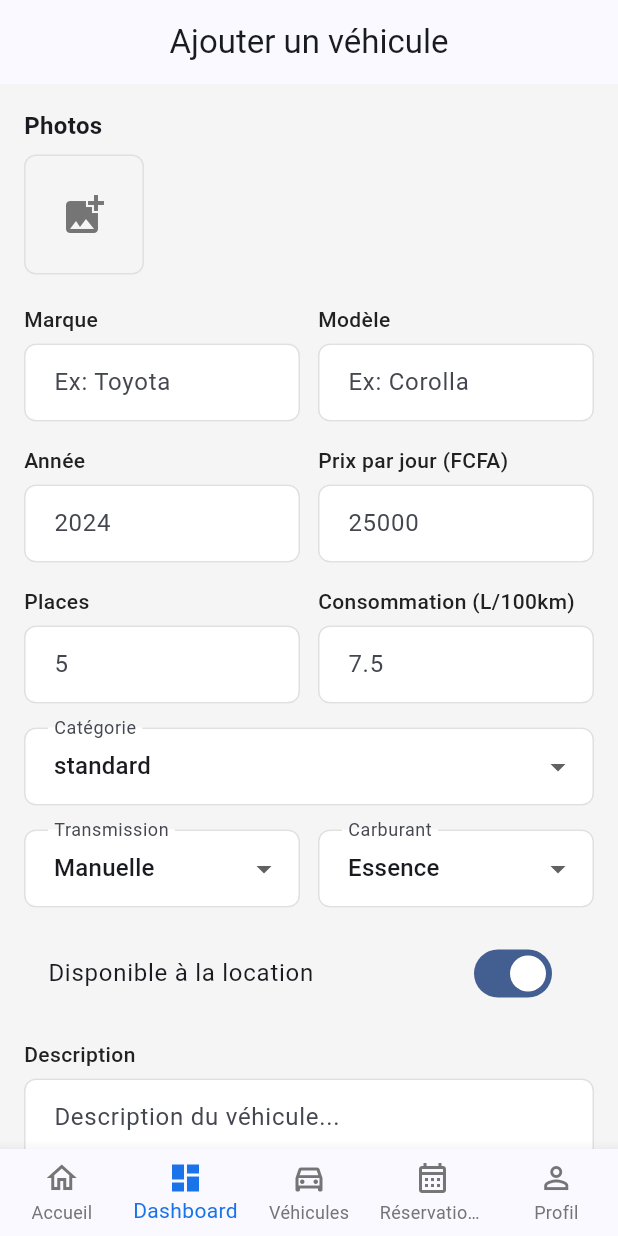
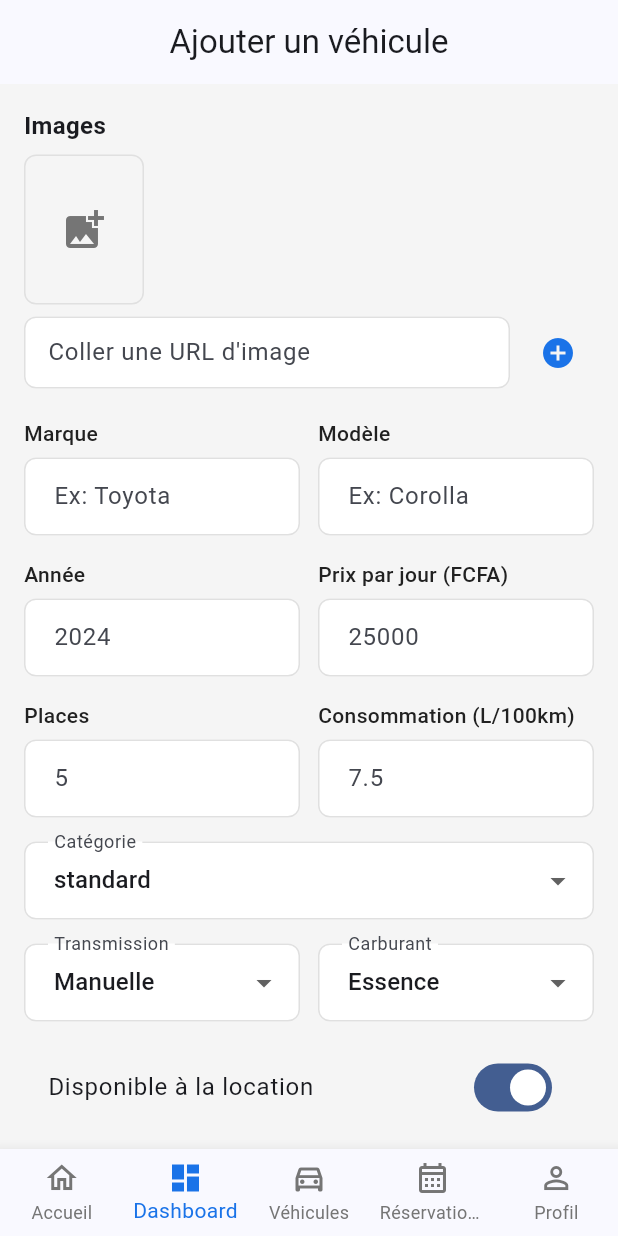
Before and after one commit to xav-f-l/-auto_monpoto-, a Flutter app: the AddVehicleScreen screen opened by its route, on a phone screen of 412 x 824 dp. Run offline on Flutter 3.47's test engine with Material 3 defaults, Android fonts, the phone set to English and light mode, and no system bars; our stand-ins replace cached_network_image, cloud_firestore, equatable, firebase_auth, firebase_core, firebase_storage and 8 more; accounts and stored records are empty; network calls fail.

Commit message:
Ajout support URL lors de l'ajout d'un vehicule
- Champ URL d'image dans l'ecran d'ajout (instantanee, sans upload)
- Separation URLs / fichiers locaux dans addVehicle
- Galerie reste optionnelle

```diff
--- a/lib/features/admin/screens/add_vehicle_screen.dart
+++ b/lib/features/admin/screens/add_vehicle_screen.dart
@@ -2,6 +2,7 @@ import 'dart:io';
 import 'package:flutter/material.dart';
 import 'package:flutter_riverpod/flutter_riverpod.dart';
 import 'package:image_picker/image_picker.dart';
+import 'package:cached_network_image/cached_network_image.dart';
 import 'package:go_router/go_router.dart';
 import '../providers/admin_provider.dart';
 import '../../vehicles/models/vehicle_model.dart';
@@ -26,20 +27,18 @@ class _AddVehicleScreenState extends ConsumerState<AddVehicleScreen> {
   final _yearController = TextEditingController();
   final _seatsController = TextEditingController();
   final _fuelConsumptionController = TextEditingController();
+  final _urlController = TextEditingController();
 
   String _category = 'standard';
   String _transmission = 'Manuelle';
   String _fuelType = 'Essence';
   bool _available = true;
   bool _isLoading = false;
-  final List<String> _selectedImages = [];
+  final List<String> _localImages = [];
+  final List<String> _urlImages = [];
 
   final List<String> _categories = [
-    'standard',
-    'SUV',
-    'électrique',
-    'utilitaire',
-    'berline'
+    'standard', 'SUV', 'électrique', 'utilitaire', 'berline'
   ];
 
   @override
@@ -51,6 +50,7 @@ class _AddVehicleScreenState extends ConsumerState<AddVehicleScreen> {
     _yearController.dispose();
     _seatsController.dispose();
     _fuelConsumptionController.dispose();
+    _urlController.dispose();
     super.dispose();
   }
 
@@ -58,12 +58,28 @@ class _AddVehicleScreenState extends ConsumerState<AddVehicleScreen> {
     final picker = ImagePicker();
     final image = await picker.pickImage(source: ImageSource.gallery);
     if (image != null) {
-      setState(() => _selectedImages.add(image.path));
+      setState(() => _localImages.add(image.path));
+    }
+  }
+
+  void _addUrl() {
+    final url = _urlController.text.trim();
+    if (url.isNotEmpty) {
+      setState(() {
+        _urlImages.add(url);
+        _urlController.clear();
+      });
     }
   }
 
   Future<void> _handleSubmit() async {
     if (!_formKey.currentState!.validate()) return;
+    if (_localImages.isEmpty && _urlImages.isEmpty) {
+      ScaffoldMessenger.of(context).showSnackBar(
+        const SnackBar(content: Text('Ajoutez au moins une image (URL ou galerie)')),
+      );
+      return;
+    }
 
     setState(() => _isLoading = true);
 
@@ -73,7 +89,7 @@ class _AddVehicleScreenState extends ConsumerState<AddVehicleScreen> {
       model: _modelController.text.trim(),
       year: int.tryParse(_yearController.text) ?? DateTime.now().year,
       pricePerDay: double.tryParse(_priceController.text) ?? 0,
-      images: _selectedImages,
+      images: _urlImages,
       description: _descriptionController.text.trim(),
       category: _category,
       available: _available,
@@ -85,9 +101,17 @@ class _AddVehicleScreenState extends ConsumerState<AddVehicleScreen> {
       updatedAt: DateTime.now(),
     );
 
-    final success = await ref.read(adminProvider.notifier).addVehicle(vehicle, _selectedImages);
+    final success = await ref.read(adminProvider.notifier).addVehicle(vehicle, _localImages);
     if (!context.mounted) return;
     context.pop(success);
+  }
+
+  void _removeUrl(int index) {
+    setState(() => _urlImages.removeAt(index));
+  }
+
+  void _removeLocal(int index) {
+    setState(() => _localImages.removeAt(index));
   }
 
   @override
@@ -101,41 +125,48 @@ class _AddVehicleScreenState extends ConsumerState<AddVehicleScreen> {
           child: Column(
             crossAxisAlignment: CrossAxisAlignment.start,
             children: [
-              const Text('Photos',
+              const Text('Images',
                   style: TextStyle(fontSize: 16, fontWeight: FontWeight.bold)),
+              const SizedBox(height: 8),
+              SizedBox(
+                height: 100,
+                child: ListView(
+                  scrollDirection: Axis.horizontal,
+                  children: [
+                    ..._urlImages.asMap().entries.map((e) => _buildUrlTile(e.value, e.key)),
+                    ..._localImages.asMap().entries.map((e) => _buildLocalTile(e.value, e.key)),
+                    GestureDetector(
+                      onTap: _pickImage,
+                      child: Container(
+                        width: 80, height: 80, margin: const EdgeInsets.only(right: 8),
+                        decoration: BoxDecoration(
+                          border: Border.all(color: AppColors.border),
+                          borderRadius: BorderRadius.circular(8),
+                        ),
+                        child: const Icon(Icons.add_photo_alternate, size: 32, color: AppColors.textSecondary),
+                      ),
+                    ),
+                  ],
+                ),
+              ),
               const SizedBox(height: 8),
               Row(
                 children: [
-                  ..._selectedImages.map((path) => Padding(
-                        padding: const EdgeInsets.only(right: 8),
-                        child: ClipRRect(
-                          borderRadius: BorderRadius.circular(8),
-                          child: Image.file(
-                            File(path),
-                            width: 80,
-                            height: 80,
-                            fit: BoxFit.cover,
-                            errorBuilder: (_, __, ___) => Container(
-                              width: 80,
-                              height: 80,
-                              color: Colors.grey[200],
-                              child: const Icon(Icons.broken_image),
-                            ),
-                          ),
-                        ),
-                      )),
-                  GestureDetector(
-                    onTap: _pickImage,
-                    child: Container(
-                      width: 80,
-                      height: 80,
-                      decoration: BoxDecoration(
-                        border: Border.all(color: AppColors.border),
-                        borderRadius: BorderRadius.circular(8),
+                  Expanded(
+                    child: TextField(
+                      controller: _urlController,
+                      decoration: const InputDecoration(
+                        hintText: 'Coller une URL d\'image',
+                        border: OutlineInputBorder(),
+                        isDense: true,
+                        contentPadding: EdgeInsets.symmetric(horizontal: 12, vertical: 12),
                       ),
-                      child: const Icon(Icons.add_photo_alternate,
-                          size: 32, color: AppColors.textSecondary),
                     ),
+                  ),
+                  const SizedBox(width: 8),
+                  IconButton(
+                    icon: const Icon(Icons.add_circle, color: AppColors.primary),
+                    onPressed: _addUrl,
                   ),
                 ],
               ),
@@ -230,28 +261,22 @@ class _AddVehicleScreenState extends ConsumerState<AddVehicleScreen> {
                   Expanded(
                     child: DropdownButtonFormField<String>(
                       value: _transmission,
-                      decoration:
-                          const InputDecoration(labelText: 'Transmission'),
+                      decoration: const InputDecoration(labelText: 'Transmission'),
                       items: ['Manuelle', 'Automatique']
-                          .map((t) =>
-                              DropdownMenuItem(value: t, child: Text(t)))
+                          .map((t) => DropdownMenuItem(value: t, child: Text(t)))
                           .toList(),
-                      onChanged: (v) =>
-                          setState(() => _transmission = v ?? 'Manuelle'),
+                      onChanged: (v) => setState(() => _transmission = v ?? 'Manuelle'),
                     ),
                   ),
                   const SizedBox(width: 12),
                   Expanded(
                     child: DropdownButtonFormField<String>(
                       value: _fuelType,
-                      decoration:
-                          const InputDecoration(labelText: 'Carburant'),
+                      decoration: const InputDecoration(labelText: 'Carburant'),
                       items: ['Essence', 'Diesel', 'Électrique', 'Hybride']
-                          .map((t) =>
-                              DropdownMenuItem(value: t, child: Text(t)))
+                          .map((t) => DropdownMenuItem(value: t, child: Text(t)))
                           .toList(),
-                      onChanged: (v) =>
-                          setState(() => _fuelType = v ?? 'Essence'),
+                      onChanged: (v) => setState(() => _fuelType = v ?? 'Essence'),
                     ),
                   ),
                 ],
@@ -284,4 +309,71 @@ class _AddVehicleScreenState extends ConsumerState<AddVehicleScreen> {
       ),
     );
   }
+
+  Widget _buildUrlTile(String url, int index) {
+    return Padding(
+      padding: const EdgeInsets.only(right: 8),
+      child: Stack(
+        children: [
+          ClipRRect(
+            borderRadius: BorderRadius.circular(8),
+            child: CachedNetworkImage(
+              imageUrl: url,
+              width: 80, height: 80,
+              fit: BoxFit.cover,
+              placeholder: (_, __) => Container(width: 80, height: 80, color: Colors.grey[200]),
+              errorWidget: (_, __, ___) => Container(
+                width: 80, height: 80, color: Colors.grey[200],
+                child: const Icon(Icons.broken_image),
+              ),
+            ),
+          ),
+          Positioned(
+            top: 0, right: 0,
+            child: GestureDetector(
+              onTap: () => _removeUrl(index),
+              child: Container(
+                decoration: const BoxDecoration(
+                  color: AppColors.error, shape: BoxShape.circle,
+                ),
+                child: const Icon(Icons.close, size: 16, color: Colors.white),
+              ),
+            ),
+          ),
+        ],
+      ),
+    );
+  }
+
+  Widget _buildLocalTile(String path, int index) {
+    return Padding(
+      padding: const EdgeInsets.only(right: 8),
+      child: Stack(
+        children: [
+          ClipRRect(
+            borderRadius: BorderRadius.circular(8),
+            child: Image.file(
+              File(path), width: 80, height: 80, fit: BoxFit.cover,
+              errorBuilder: (_, __, ___) => Container(
+                width: 80, height: 80, color: Colors.grey[200],
+                child: const Icon(Icons.broken_image),
+              ),
+            ),
+          ),
+          Positioned(
+            top: 0, right: 0,
+            child: GestureDetector(
+              onTap: () => _removeLocal(index),
+              child: Container(
+                decoration: const BoxDecoration(
+                  color: AppColors.error, shape: BoxShape.circle,
+                ),
+                child: const Icon(Icons.close, size: 16, color: Colors.white),
+              ),
+            ),
+          ),
+        ],
+      ),
+    );
+  }
 }
```
Also changed, not shown: lib/features/admin/providers/admin_provider.dart (+8 -5 lines), 1 other file.
